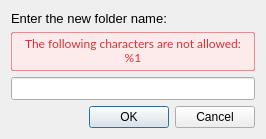
Qt form src/MEGASync/gui/macx/NodeNameSetterDialog.ui (meganz/MEGAsync) before a commit.
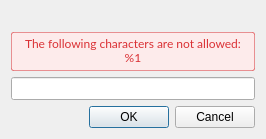
The same form after that commit.

Diff of the .ui file:
```diff
--- a/src/MEGASync/gui/macx/NodeNameSetterDialog.ui
+++ b/src/MEGASync/gui/macx/NodeNameSetterDialog.ui
@@ -18,7 +18,7 @@
 }</string>
      </property>
      <property name="text">
-      <string>Enter the new folder name:</string>
+      <string/>
      </property>
     </widget>
    </item>
```
Left out of the diff: 2 changed lines with no effect on the pictures.
